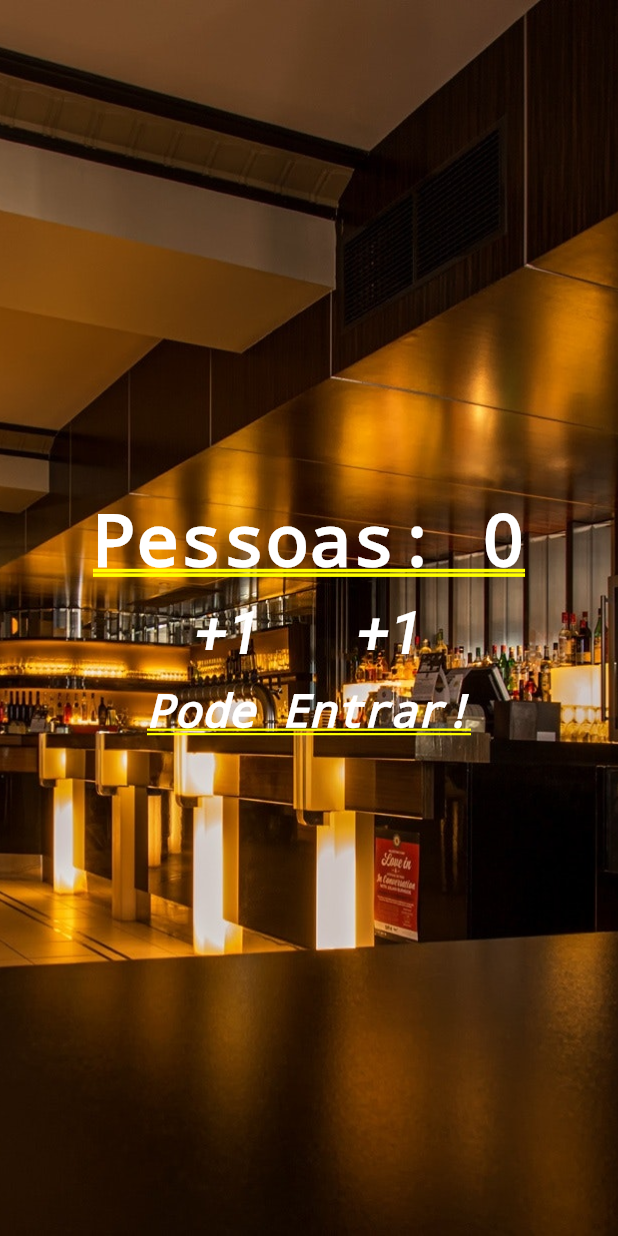
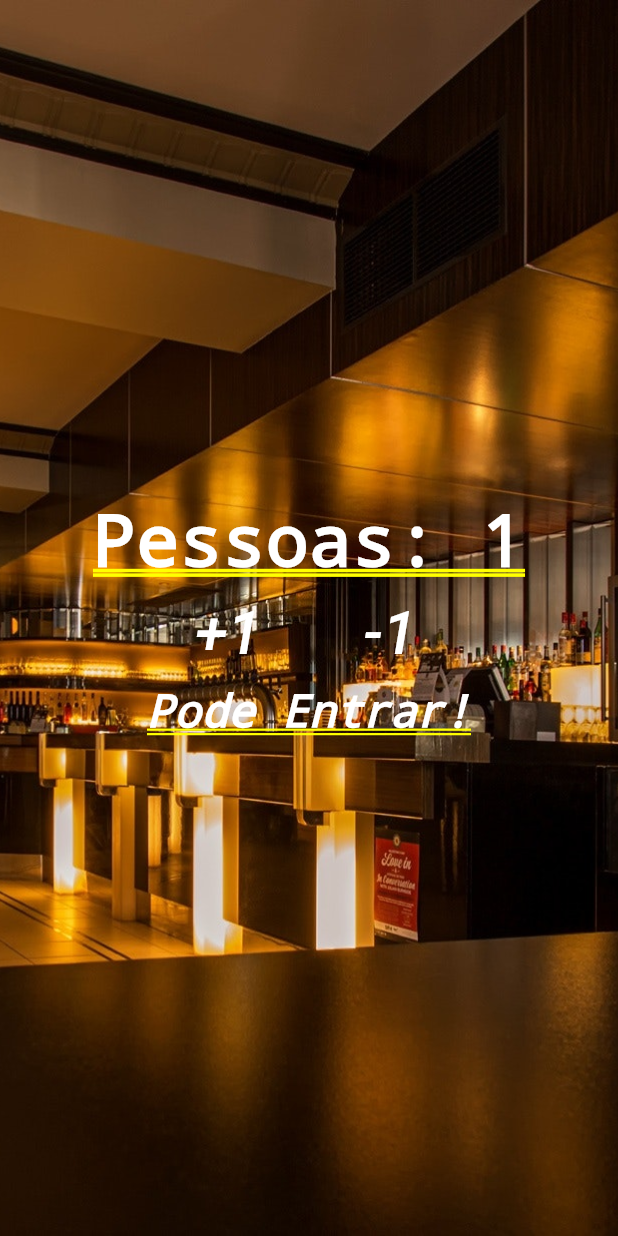
Before and after one commit to williamcamasil/flutter_contatador, a Flutter app: the screen it shows after launch, after a tap on "+1", on a phone screen of 412 x 824 dp. Run offline on Flutter 3.47's test engine with Material 2 defaults, Android fonts, the phone set to English and light mode, and no system bars.

Commit message:
app com funcionalidade de incremento e decremento e mutação de texto

```diff
--- a/contator_de_pessoas/lib/main.dart
+++ b/contator_de_pessoas/lib/main.dart
@@ -1,10 +1,39 @@
 import 'package:flutter/material.dart';
-
 void main(){
   runApp(MaterialApp(
     title: "Contador de Pessoas",
+    home: Home()
+  ));
+}
+class Home extends StatefulWidget {
+  @override
+  _HomeState createState() => _HomeState();
+}
+class _HomeState extends State<Home> {
+
+  int _people = 0;
+  String _infoText = "Pode Entrar!";
+
+  void changePeople(int delta){
+    //setState atualiza tela
+    setState(() {
+      _people += delta;
+
+      if(_people < 0){
+        _infoText = "Mundo invertido?";
+      }else if(_people <= 10){
+        _infoText = "Pode Entrar!";
+      }else{
+        _infoText = "Lotado";
+      }
+
+    });
+  }
+
+  @override
+  Widget build(BuildContext context) {
     //O Stack permite sobrepor os widgets, nesse caso a imagem com a coluna
-    home: Stack(
+    return Stack(
       children: <Widget>[
         Image.asset(
           "images/original.jpg",
@@ -12,24 +41,20 @@ void main(){
           fit: BoxFit.cover,
           height: 1000.0,
         ),
-
         //O column permite colocar um widget em cima do outro
         Column(
           //Alinhando o texto no centro da tela
           mainAxisAlignment: MainAxisAlignment.center,
-
           //children significa que pode colocar mais de um widget
           children: <Widget>[
             Text(
-              "Pessoas: 0",
+              "Pessoas: $_people",
               style: TextStyle(color: Colors.white, fontWeight: FontWeight.bold),
             ),
-
             //O Row coloca o itens um ao lado do outro
             Row(
               //Alinhamento
               mainAxisAlignment: MainAxisAlignment.center,
-
               children: <Widget>[
                 //Padding da espaços nas laterais do widget, nesse caso para o FlatButton
                 Padding(
@@ -46,17 +71,16 @@ void main(){
                     ),
                     //Função anonima
                     onPressed: () {
-
+                      changePeople(1);
                     },
                   ),
                 ),
-
                 Padding(
                   padding: EdgeInsets.all(10.0),
                   child: FlatButton(
                     //child significa que pode colocar apenas um widget
                     child: Text(
-                      "+1",
+                      "-1",
                       style: TextStyle(
                         fontStyle: FontStyle.italic,
                         fontSize: 40.0,
@@ -65,24 +89,21 @@ void main(){
                     ),
                     //Função anonima
                     onPressed: () {
-
+                      changePeople(-1);
                     },
                   ),
                 ),
               ],
             ),
-
             Text(
-              "Pode Entrar!",
+              _infoText,
               style: TextStyle(color: Colors.white,
                 fontStyle: FontStyle.italic,
                 fontSize: 30.0),
             ),
-
-
           ],
         ),
       ],
-    )
-  ));
+    );
+  }
 }
```
